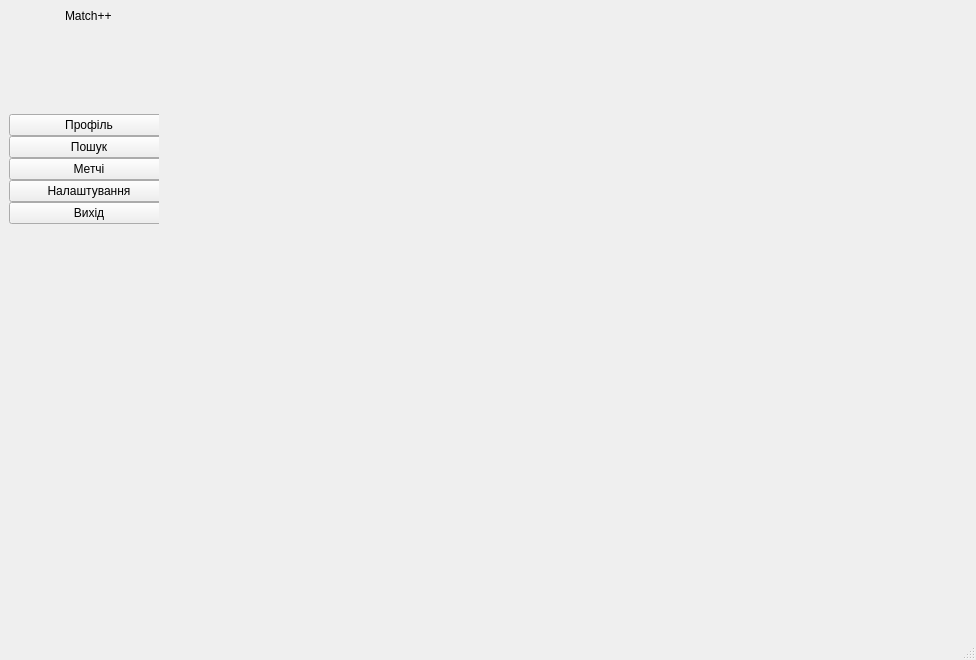
Before: the Qt Designer form gui/mainwindow.ui in dontwastemytimew/project-oop-1-sem-2025, drawn with Qt 5.
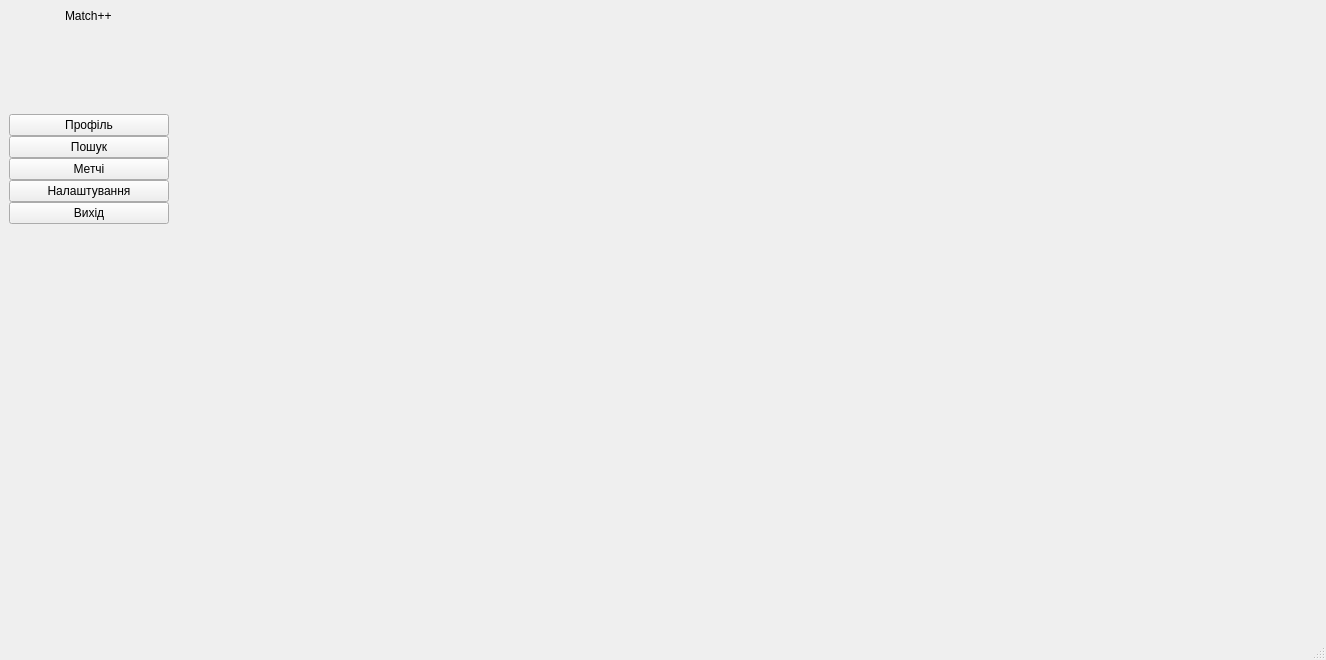
After: the same form once the commit is applied.

```diff
--- a/gui/mainwindow.ui
+++ b/gui/mainwindow.ui
@@ -6,7 +6,7 @@
    <rect>
     <x>0</x>
     <y>0</y>
-    <width>976</width>
+    <width>1326</width>
     <height>660</height>
    </rect>
   </property>
@@ -36,7 +36,7 @@
         </property>
         <property name="minimumSize">
          <size>
-          <width>150</width>
+          <width>210</width>
           <height>0</height>
          </size>
         </property>
```
Left out of the diff: 2 changed lines with no effect on the pictures.
